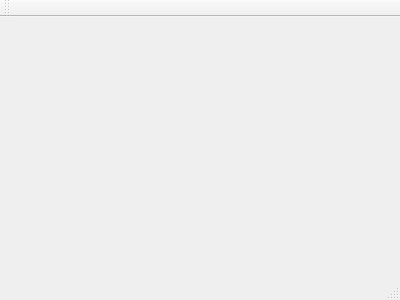
This is mainwindow.ui in wolandtel/terminal as Qt 5 draws it before an edit. The edited form follows.
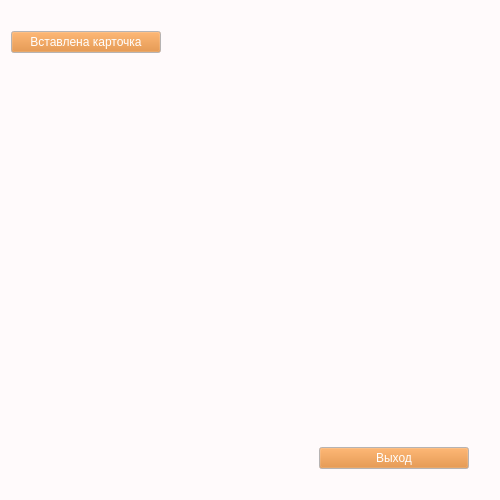
This is the edited form.

Commit message: + Заготовка главного окна.

```diff
--- a/mainwindow.ui
+++ b/mainwindow.ui
@@ -1,24 +1,305 @@
 <ui version="4.0">
  <class>MainWindow</class>
- <widget class="QMainWindow" name="MainWindow" >
-  <property name="geometry" >
-   <rect>
-    <x>0</x>
-    <y>0</y>
-    <width>400</width>
-    <height>300</height>
-   </rect>
+ <widget class="QMainWindow" name="MainWindow">
+  <property name="windowModality">
+   <enum>Qt::NonModal</enum>
   </property>
-  <property name="windowTitle" >
-   <string>MainWindow</string>
+  <property name="sizePolicy">
+   <sizepolicy hsizetype="Maximum" vsizetype="Maximum">
+    <horstretch>0</horstretch>
+    <verstretch>0</verstretch>
+   </sizepolicy>
   </property>
-  <widget class="QMenuBar" name="menuBar" />
-  <widget class="QToolBar" name="mainToolBar" />
-  <widget class="QWidget" name="centralWidget" />
-  <widget class="QStatusBar" name="statusBar" />
+  <property name="minimumSize">
+   <size>
+    <width>500</width>
+    <height>500</height>
+   </size>
+  </property>
+  <property name="palette">
+   <palette>
+    <active>
+     <colorrole role="Button">
+      <brush brushstyle="SolidPattern">
+       <color alpha="255">
+        <red>223</red>
+        <green>128</green>
+        <blue>38</blue>
+       </color>
+      </brush>
+     </colorrole>
+     <colorrole role="ButtonText">
+      <brush brushstyle="SolidPattern">
+       <color alpha="255">
+        <red>255</red>
+        <green>255</green>
+        <blue>255</blue>
+       </color>
+      </brush>
+     </colorrole>
+     <colorrole role="Base">
+      <brush brushstyle="SolidPattern">
+       <color alpha="255">
+        <red>255</red>
+        <green>255</green>
+        <blue>255</blue>
+       </color>
+      </brush>
+     </colorrole>
+     <colorrole role="Window">
+      <brush brushstyle="SolidPattern">
+       <color alpha="255">
+        <red>255</red>
+        <green>250</green>
+        <blue>251</blue>
+       </color>
+      </brush>
+     </colorrole>
+    </active>
+    <inactive>
+     <colorrole role="Button">
+      <brush brushstyle="SolidPattern">
+       <color alpha="255">
+        <red>223</red>
+        <green>128</green>
+        <blue>38</blue>
+       </color>
+      </brush>
+     </colorrole>
+     <colorrole role="ButtonText">
+      <brush brushstyle="SolidPattern">
+       <color alpha="255">
+        <red>255</red>
+        <green>255</green>
+        <blue>255</blue>
+       </color>
+      </brush>
+     </colorrole>
+     <colorrole role="Base">
+      <brush brushstyle="SolidPattern">
+       <color alpha="255">
+        <red>255</red>
+        <green>255</green>
+        <blue>255</blue>
+       </color>
+      </brush>
+     </colorrole>
+     <colorrole role="Window">
+      <brush brushstyle="SolidPattern">
+       <color alpha="255">
+        <red>255</red>
+        <green>250</green>
+        <blue>251</blue>
+       </color>
+      </brush>
+     </colorrole>
+    </inactive>
+    <disabled>
+     <colorrole role="Button">
+      <brush brushstyle="SolidPattern">
+       <color alpha="255">
+        <red>223</red>
+        <green>128</green>
+        <blue>38</blue>
+       </color>
+      </brush>
+     </colorrole>
+     <colorrole role="ButtonText">
+      <brush brushstyle="SolidPattern">
+       <color alpha="255">
+        <red>150</red>
+        <green>147</green>
+        <blue>145</blue>
+       </color>
+      </brush>
+     </colorrole>
+     <colorrole role="Base">
+      <brush brushstyle="SolidPattern">
+       <color alpha="255">
+        <red>255</red>
+        <green>250</green>
+        <blue>251</blue>
+       </color>
+      </brush>
+     </colorrole>
+     <colorrole role="Window">
+      <brush brushstyle="SolidPattern">
+       <color alpha="255">
+        <red>255</red>
+        <green>250</green>
+        <blue>251</blue>
+       </color>
+      </brush>
+     </colorrole>
+    </disabled>
+   </palette>
+  </property>
+  <property name="cursor">
+   <cursorShape>ArrowCursor</cursorShape>
+  </property>
+  <property name="contextMenuPolicy">
+   <enum>Qt::NoContextMenu</enum>
+  </property>
+  <property name="windowTitle">
+   <string/>
+  </property>
+  <property name="autoFillBackground">
+   <bool>false</bool>
+  </property>
+  <property name="documentMode">
+   <bool>false</bool>
+  </property>
+  <widget class="QWidget" name="centralWidget">
+   <layout class="QVBoxLayout" name="verticalLayout">
+    <item>
+     <spacer name="verticalSpacer_3">
+      <property name="orientation">
+       <enum>Qt::Vertical</enum>
+      </property>
+      <property name="sizeType">
+       <enum>QSizePolicy::Fixed</enum>
+      </property>
+      <property name="sizeHint" stdset="0">
+       <size>
+        <width>20</width>
+        <height>20</height>
+       </size>
+      </property>
+     </spacer>
+    </item>
+    <item>
+     <layout class="QGridLayout" name="gridLayout">
+      <item row="0" column="0">
+       <widget class="QPushButton" name="pushButton">
+        <property name="minimumSize">
+         <size>
+          <width>150</width>
+          <height>0</height>
+         </size>
+        </property>
+        <property name="maximumSize">
+         <size>
+          <width>150</width>
+          <height>16777215</height>
+         </size>
+        </property>
+        <property name="text">
+         <string>Вставлена карточка</string>
+        </property>
+       </widget>
+      </item>
+      <item row="0" column="1">
+       <spacer name="horizontalSpacer_3">
+        <property name="orientation">
+         <enum>Qt::Horizontal</enum>
+        </property>
+        <property name="sizeHint" stdset="0">
+         <size>
+          <width>40</width>
+          <height>20</height>
+         </size>
+        </property>
+       </spacer>
+      </item>
+     </layout>
+    </item>
+    <item>
+     <spacer name="verticalSpacer">
+      <property name="orientation">
+       <enum>Qt::Vertical</enum>
+      </property>
+      <property name="sizeHint" stdset="0">
+       <size>
+        <width>20</width>
+        <height>40</height>
+       </size>
+      </property>
+     </spacer>
+    </item>
+    <item>
+     <layout class="QGridLayout" name="gridLayout_2">
+      <item row="0" column="0">
+       <spacer name="horizontalSpacer">
+        <property name="orientation">
+         <enum>Qt::Horizontal</enum>
+        </property>
+        <property name="sizeHint" stdset="0">
+         <size>
+          <width>40</width>
+          <height>20</height>
+         </size>
+        </property>
+       </spacer>
+      </item>
+      <item row="0" column="1">
+       <widget class="QPushButton" name="QuitPb">
+        <property name="sizePolicy">
+         <sizepolicy hsizetype="Minimum" vsizetype="Fixed">
+          <horstretch>0</horstretch>
+          <verstretch>0</verstretch>
+         </sizepolicy>
+        </property>
+        <property name="minimumSize">
+         <size>
+          <width>150</width>
+          <height>0</height>
+         </size>
+        </property>
+        <property name="maximumSize">
+         <size>
+          <width>150</width>
+          <height>16777215</height>
+         </size>
+        </property>
+        <property name="layoutDirection">
+         <enum>Qt::LeftToRight</enum>
+        </property>
+        <property name="autoFillBackground">
+         <bool>false</bool>
+        </property>
+        <property name="text">
+         <string>Выход</string>
+        </property>
+       </widget>
+      </item>
+      <item row="0" column="2">
+       <spacer name="horizontalSpacer_2">
+        <property name="orientation">
+         <enum>Qt::Horizontal</enum>
+        </property>
+        <property name="sizeType">
+         <enum>QSizePolicy::Fixed</enum>
+        </property>
+        <property name="sizeHint" stdset="0">
+         <size>
+          <width>20</width>
+          <height>20</height>
+         </size>
+        </property>
+       </spacer>
+      </item>
+     </layout>
+    </item>
+    <item>
+     <spacer name="verticalSpacer_2">
+      <property name="orientation">
+       <enum>Qt::Vertical</enum>
+      </property>
+      <property name="sizeType">
+       <enum>QSizePolicy::Fixed</enum>
+      </property>
+      <property name="sizeHint" stdset="0">
+       <size>
+        <width>20</width>
+        <height>20</height>
+       </size>
+      </property>
+     </spacer>
+    </item>
+   </layout>
+  </widget>
  </widget>
- <layoutDefault spacing="6" margin="11" />
- <pixmapfunction></pixmapfunction>
+ <layoutdefault spacing="6" margin="11"/>
  <resources/>
  <connections/>
 </ui>
```
Left out of the diff: 20 changed lines with no effect on the pictures. The commit also changes 1 other file.
